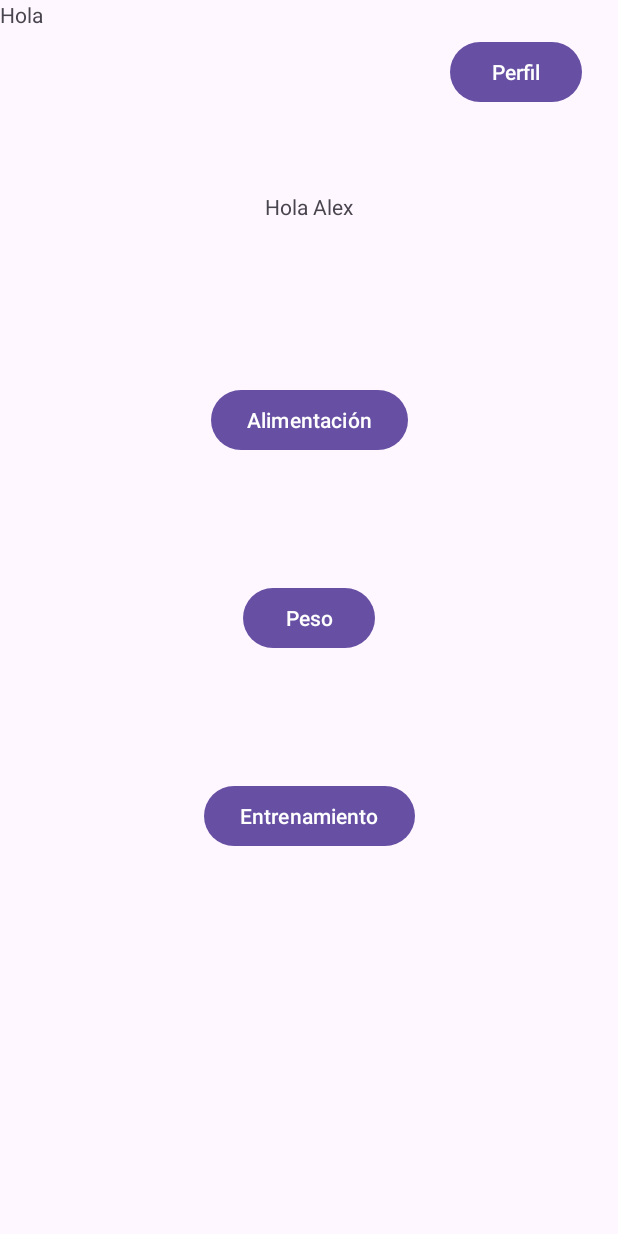
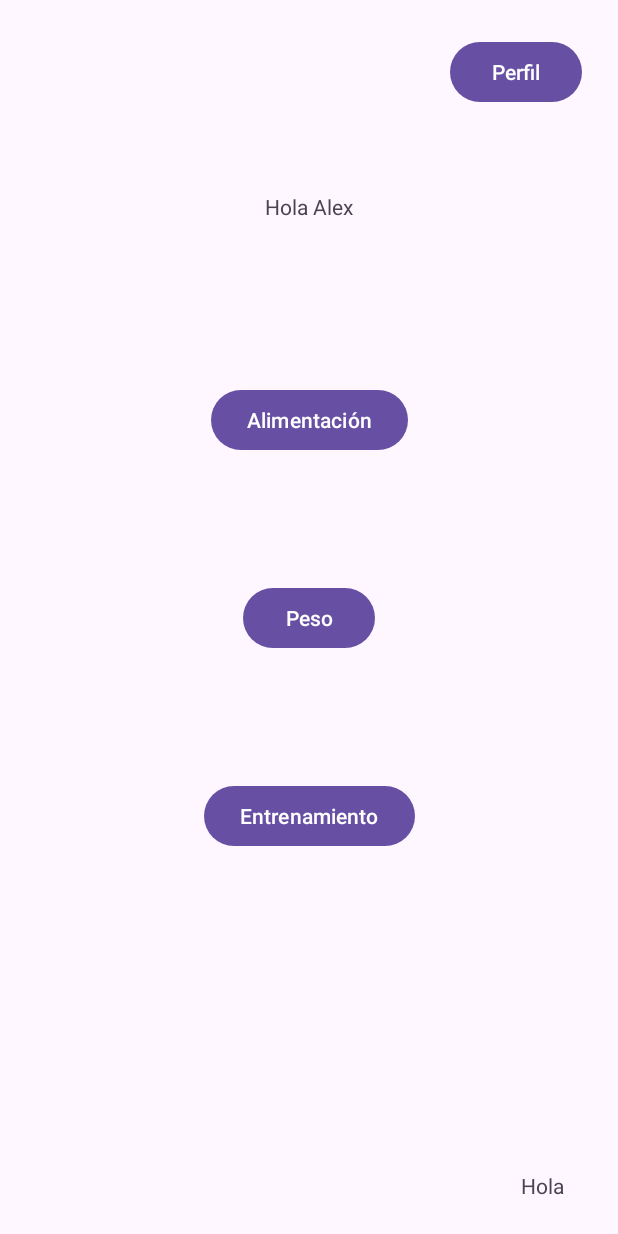
Before and after one commit to AleexRideer/AkmFit, an Android app: the screen it shows after launch (MainActivity), on a phone screen of 412 x 824 dp. Run offline under Robolectric (Android 15) with nearby library versions, the phone set to English and light mode, and no system bars.

Commit message:
Primera versión x2

```diff
--- a/app/src/main/res/layout/activity_main.xml
+++ b/app/src/main/res/layout/activity_main.xml
@@ -60,8 +60,10 @@
         android:id="@+id/textView4"
         android:layout_width="wrap_content"
         android:layout_height="wrap_content"
+        android:layout_marginEnd="36dp"
+        android:layout_marginBottom="24dp"
         android:text="Hola"
-        tools:layout_editor_absoluteX="323dp"
-        tools:layout_editor_absoluteY="690dp" />
+        app:layout_constraintBottom_toBottomOf="parent"
+        app:layout_constraintEnd_toEndOf="parent" />
 
 </androidx.constraintlayout.widget.ConstraintLayout>
```
